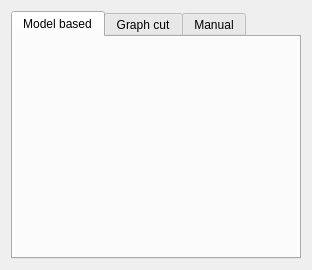
This is Applications/Viewer/OrganSegmentationModule/OrganSegmentationWidget.ui in JanKolomaznik/MedV4D as Qt 5 draws it before an edit. The edited form follows.
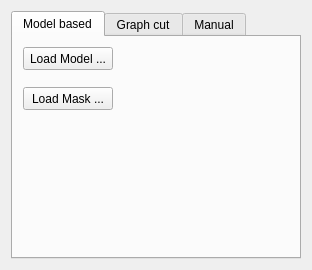
This is the edited form. The open tabs and pages were chosen to show the change.

Diff of the .ui file:
```diff
--- a/Applications/Viewer/OrganSegmentationModule/OrganSegmentationWidget.ui
+++ b/Applications/Viewer/OrganSegmentationModule/OrganSegmentationWidget.ui
@@ -29,6 +29,32 @@
       <attribute name="title">
        <string>Model based</string>
       </attribute>
+      <widget class="QPushButton" name="pushButton_4">
+       <property name="geometry">
+        <rect>
+         <x>10</x>
+         <y>10</y>
+         <width>90</width>
+         <height>23</height>
+        </rect>
+       </property>
+       <property name="text">
+        <string>Load Model ...</string>
+       </property>
+      </widget>
+      <widget class="QPushButton" name="loadMaskButton">
+       <property name="geometry">
+        <rect>
+         <x>10</x>
+         <y>50</y>
+         <width>90</width>
+         <height>23</height>
+        </rect>
+       </property>
+       <property name="text">
+        <string>Load Mask ...</string>
+       </property>
+      </widget>
      </widget>
      <widget class="QWidget" name="tab_2">
       <attribute name="title">
```
Left out of the diff: 31 changed lines with no effect on the pictures.
